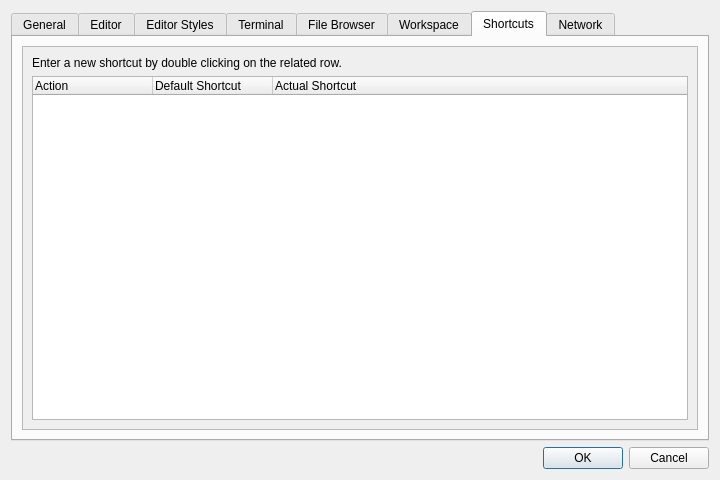
Old version of the form libgui/src/settings-dialog.ui in the repository ctaggart/octave.
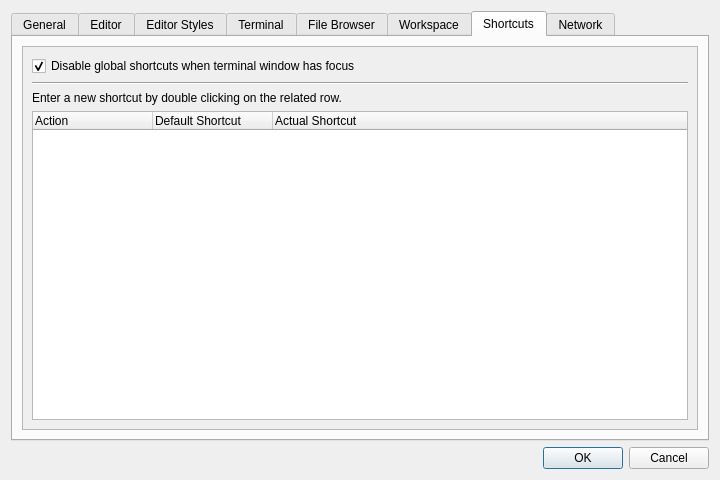
New version of the form.

Commit message: disabling global shortcuts when terminal has focus as user preference

```diff
--- a/libgui/src/settings-dialog.ui
+++ b/libgui/src/settings-dialog.ui
@@ -1683,6 +1683,30 @@
              <property name="topMargin">
               <number>0</number>
              </property>
+             <item>
+              <layout class="QHBoxLayout" name="horizontalLayout_15">
+               <item>
+                <widget class="QCheckBox" name="cb_prevent_readline_conflicts">
+                 <property name="toolTip">
+                  <string>Select this option to prevent conflicts with readline shortcuts</string>
+                 </property>
+                 <property name="text">
+                  <string>Disable global shortcuts when terminal window has focus</string>
+                 </property>
+                 <property name="checked">
+                  <bool>true</bool>
+                 </property>
+                </widget>
+               </item>
+              </layout>
+             </item>
+             <item>
+              <widget class="Line" name="line_9">
+               <property name="orientation">
+                <enum>Qt::Horizontal</enum>
+               </property>
+              </widget>
+             </item>
              <item>
               <widget class="QLabel" name="label_21">
                <property name="text">
```
The commit also changes 3 other files.
